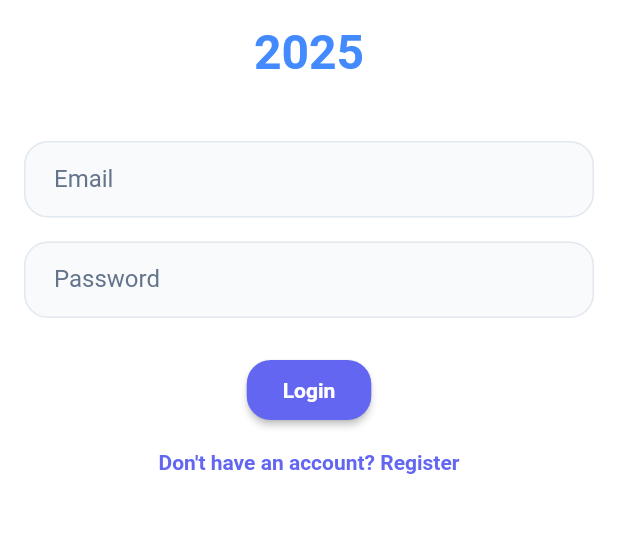
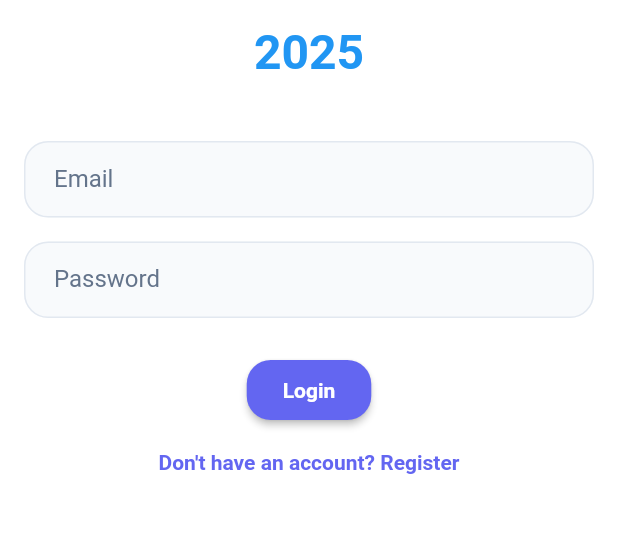
Before and after one commit to darysaleh3-ops/shared_calendar, a Flutter app: the screen it shows after launch, on a phone screen of 412 x 824 dp, the part 531-1064 px from its top. Run offline on Flutter 3.47's test engine with Material 3 defaults, Android fonts, the phone set to English and light mode, and no system bars; our stand-ins replace drift, flutter_riverpod, freezed_annotation, go_router, riverpod_annotation, shared_preferences and 1 more; accounts and stored records are empty; generated files the repository leaves out were written again.

Commit message:
fix: force light mode by removing dark theme config

```diff
--- a/lib/features/auth/presentation/login_screen.dart
+++ b/lib/features/auth/presentation/login_screen.dart
@@ -49,12 +49,12 @@ class _LoginScreenState extends ConsumerState<LoginScreen> {
                     height: 120,
                   ),
                   const SizedBox(height: 16),
-                  const Text(
+                  Text(
                     '2025',
                     style: TextStyle(
                       fontSize: 32,
                       fontWeight: FontWeight.bold,
-                      color: Colors.blueAccent, // Or a color matching the logo
+                      color: Theme.of(context).primaryColor,
                     ),
                   ),
                   const SizedBox(height: 40),
--- a/lib/main.dart
+++ b/lib/main.dart
@@ -120,67 +120,7 @@ class MainApp extends ConsumerWidget {
           color: Color(0xFF64748B),
         ), // Slate 500
       ),
-      darkTheme:
-          ThemeData(useMaterial3: false, brightness: Brightness.dark).copyWith(
-        scaffoldBackgroundColor: const Color(0xFF0F172A), // Slate 900
-        colorScheme: const ColorScheme.dark(
-          primary: Color(0xFF38BDF8), // Sky 400
-          secondary: Color(0xFF818CF8), // Indigo 400
-          surface: Color(0xFF1E293B), // Slate 800
-        ),
-        cardTheme: CardThemeData(
-          color: const Color(0xFF1E293B),
-          elevation: 4,
-          shape: RoundedRectangleBorder(
-            borderRadius: BorderRadius.circular(16),
-          ),
-        ),
-        dialogTheme: DialogThemeData(
-          backgroundColor: const Color(0xFF1E293B),
-          shape: RoundedRectangleBorder(
-            borderRadius: BorderRadius.circular(16),
-          ),
-        ),
-        inputDecorationTheme: InputDecorationTheme(
-          filled: true,
-          fillColor: const Color(0xFF334155), // Slate 700
-          border: OutlineInputBorder(
-            borderRadius: BorderRadius.circular(16),
-            borderSide: BorderSide.none,
-          ),
-          focusedBorder: OutlineInputBorder(
-            borderRadius: BorderRadius.circular(16),
-            borderSide: const BorderSide(
-              color: Color(0xFF6366F1),
-              width: 2,
-            ),
-          ),
-          contentPadding: const EdgeInsets.symmetric(
-            horizontal: 20,
-            vertical: 16,
-          ),
-        ),
-        textButtonTheme: TextButtonThemeData(
-          style: TextButton.styleFrom(
-            foregroundColor: const Color(0xFF818CF8),
-            textStyle: const TextStyle(fontWeight: FontWeight.w600),
-          ),
-        ),
-        elevatedButtonTheme: ElevatedButtonThemeData(
-          style: ElevatedButton.styleFrom(
-            backgroundColor: const Color(0xFF6366F1),
-            foregroundColor: Colors.white,
-            padding: const EdgeInsets.symmetric(
-              horizontal: 24,
-              vertical: 12,
-            ),
-            shape: RoundedRectangleBorder(
-              borderRadius: BorderRadius.circular(16),
-            ),
-            textStyle: const TextStyle(fontWeight: FontWeight.bold),
-          ),
-        ),
-      ),
+
       themeMode: ThemeMode.light, // Switch to Light Mode
       localizationsDelegates: const [
         AppLocalizations.delegate,
```
